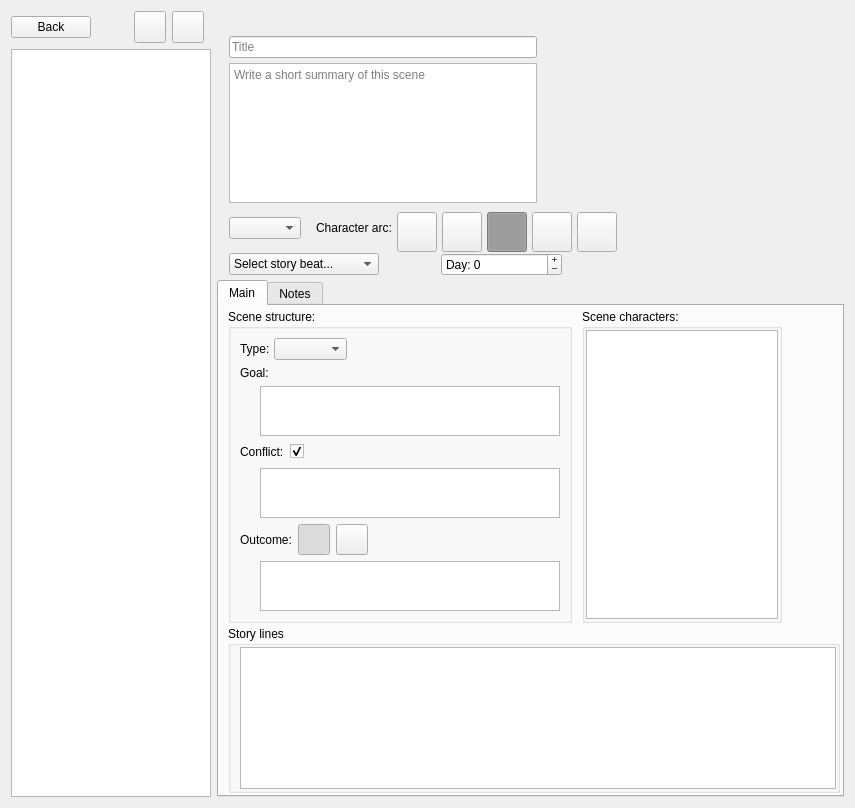
Old version of the form ui/scene_editor.ui in the repository zkovari/plotlyst.
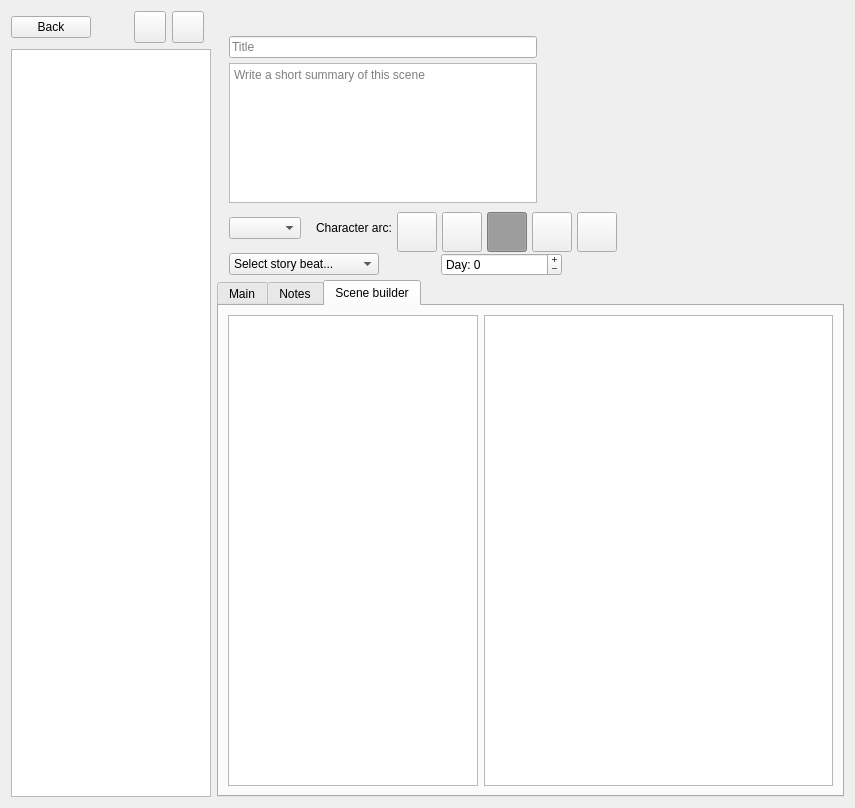
New version of the form.

The edit to the form file:
```diff
--- a/ui/scene_editor.ui
+++ b/ui/scene_editor.ui
@@ -736,7 +736,7 @@
         <enum>QTabWidget::Rounded</enum>
        </property>
        <property name="currentIndex">
-        <number>0</number>
+        <number>2</number>
        </property>
        <property name="iconSize">
         <size>
@@ -1213,6 +1213,51 @@
          </item>
         </layout>
        </widget>
+       <widget class="QWidget" name="tab">
+        <attribute name="title">
+         <string>Scene builder</string>
+        </attribute>
+        <layout class="QHBoxLayout" name="horizontalLayout_15">
+         <item>
+          <widget class="QTreeView" name="treeInventory">
+           <property name="maximumSize">
+            <size>
+             <width>250</width>
+             <height>16777215</height>
+            </size>
+           </property>
+           <property name="dragEnabled">
+            <bool>true</bool>
+           </property>
+           <property name="dragDropMode">
+            <enum>QAbstractItemView::DragOnly</enum>
+           </property>
+           <property name="selectionMode">
+            <enum>QAbstractItemView::SingleSelection</enum>
+           </property>
+           <attribute name="headerVisible">
+            <bool>false</bool>
+           </attribute>
+          </widget>
+         </item>
+         <item>
+          <widget class="QTreeView" name="treeSceneBuilder">
+           <property name="dragEnabled">
+            <bool>true</bool>
+           </property>
+           <property name="dragDropOverwriteMode">
+            <bool>false</bool>
+           </property>
+           <property name="dragDropMode">
+            <enum>QAbstractItemView::DragDrop</enum>
+           </property>
+           <attribute name="headerVisible">
+            <bool>false</bool>
+           </attribute>
+          </widget>
+         </item>
+        </layout>
+       </widget>
       </widget>
      </item>
     </layout>
```
Left out of the diff: 2 changed lines with no effect on the pictures.
